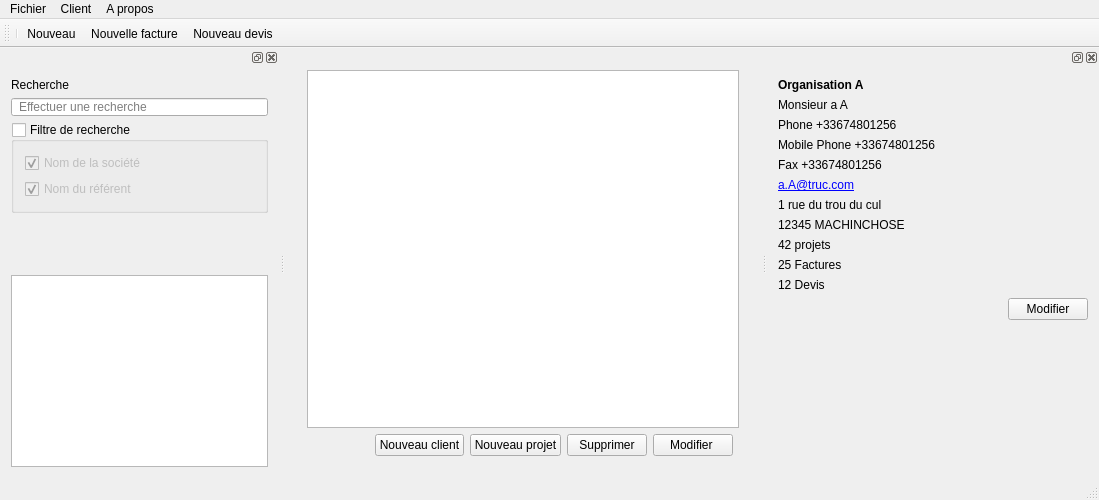
Old version of the form src/mainwindow.ui in the repository FACT-Team/FactDev.
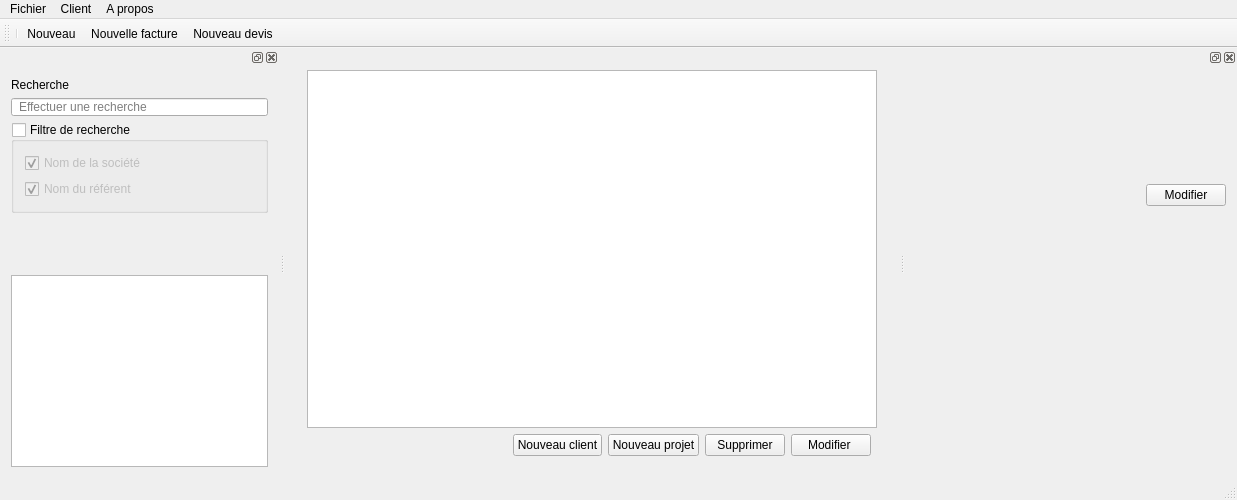
New version of the form. Icons and pictures are not drawn. Custom widgets are drawn as their Qt base class.

Commit message: Refactoring customer data, new widget #14

The edit to the form file:
```diff
--- a/src/mainwindow.ui
+++ b/src/mainwindow.ui
@@ -6,7 +6,7 @@
    <rect>
     <x>0</x>
     <y>0</y>
-    <width>1099</width>
+    <width>1237</width>
     <height>500</height>
    </rect>
   </property>
@@ -111,8 +111,8 @@
     <rect>
      <x>0</x>
      <y>0</y>
-     <width>1099</width>
-     <height>19</height>
+     <width>1237</width>
+     <height>22</height>
     </rect>
    </property>
    <widget class="QMenu" name="menuFichier">
@@ -276,7 +276,7 @@
    <property name="minimumSize">
     <size>
      <width>332</width>
-     <height>200</height>
+     <height>356</height>
     </size>
    </property>
    <attribute name="dockWidgetArea">
@@ -284,87 +284,6 @@
    </attribute>
    <widget class="QWidget" name="dockWidgetContents_2">
     <layout class="QGridLayout" name="gridLayout_5">
-     <item row="0" column="0">
-      <layout class="QGridLayout" name="gridLayout_4">
-       <item row="3" column="0">
-        <widget class="QLabel" name="lbMobilePhone">
-         <property name="text">
-          <string>Mobile Phone +33674801256</string>
-         </property>
-        </widget>
-       </item>
-       <item row="9" column="0">
-        <widget class="QLabel" name="lbNbBill">
-         <property name="text">
-          <string>25 Factures</string>
-         </property>
-        </widget>
-       </item>
-       <item row="10" column="0">
-        <widget class="QLabel" name="lbNbDev">
-         <property name="text">
-          <string>12 Devis</string>
-         </property>
-        </widget>
-       </item>
-       <item row="6" column="0">
-        <widget class="QLabel" name="lbAddress">
-         <property name="text">
-          <string>1 rue du trou du cul </string>
-         </property>
-        </widget>
-       </item>
-       <item row="7" column="0">
-        <widget class="QLabel" name="lbPostalCodeCityCountry">
-         <property name="text">
-          <string>12345 MACHINCHOSE</string>
-         </property>
-        </widget>
-       </item>
-       <item row="5" column="0">
-        <widget class="QLabel" name="lbEmail">
-         <property name="text">
-          <string>&lt;html&gt;&lt;head/&gt;&lt;body&gt;&lt;p&gt;&lt;a href=&quot;#&quot;&gt;&lt;span style=&quot; text-decoration: underline; color:#0000ff;&quot;&gt;a.A@truc.com&lt;/span&gt;&lt;/a&gt;&lt;/p&gt;&lt;/body&gt;&lt;/html&gt;</string>
-         </property>
-        </widget>
-       </item>
-       <item row="1" column="0">
-        <widget class="QLabel" name="lbName">
-         <property name="text">
-          <string>Monsieur a A</string>
-         </property>
-        </widget>
-       </item>
-       <item row="8" column="0">
-        <widget class="QLabel" name="lbNbProject">
-         <property name="text">
-          <string>42 projets</string>
-         </property>
-        </widget>
-       </item>
-       <item row="0" column="0">
-        <widget class="QLabel" name="lbCompany">
-         <property name="text">
-          <string>&lt;b&gt;Organisation A&lt;/b&gt;</string>
-         </property>
-        </widget>
-       </item>
-       <item row="4" column="0">
-        <widget class="QLabel" name="lbFax">
-         <property name="text">
-          <string>Fax +33674801256</string>
-         </property>
-        </widget>
-       </item>
-       <item row="2" column="0">
-        <widget class="QLabel" name="lbPhone">
-         <property name="text">
-          <string>Phone +33674801256</string>
-         </property>
-        </widget>
-       </item>
-      </layout>
-     </item>
      <item row="1" column="0">
       <layout class="QHBoxLayout" name="horizontalLayout">
        <item>
@@ -406,6 +325,16 @@
        </property>
       </spacer>
      </item>
+     <item row="0" column="0">
+      <widget class="CustomerDataWidget" name="wdgCustomerData" native="true">
+       <property name="minimumSize">
+        <size>
+         <width>0</width>
+         <height>100</height>
+        </size>
+       </property>
+      </widget>
+     </item>
     </layout>
    </widget>
   </widget>
@@ -503,6 +432,14 @@
   </action>
  </widget>
  <layoutdefault spacing="6" margin="11"/>
+ <customwidgets>
+  <customwidget>
+   <class>CustomerDataWidget</class>
+   <extends>QWidget</extends>
+   <header>widgets/customerdatawidget.h</header>
+   <container>1</container>
+  </customwidget>
+ </customwidgets>
  <resources>
   <include location="icons.qrc"/>
  </resources>
```
Left out of the diff: 2 changed lines with no effect on the pictures. The commit also changes 5 other files.
